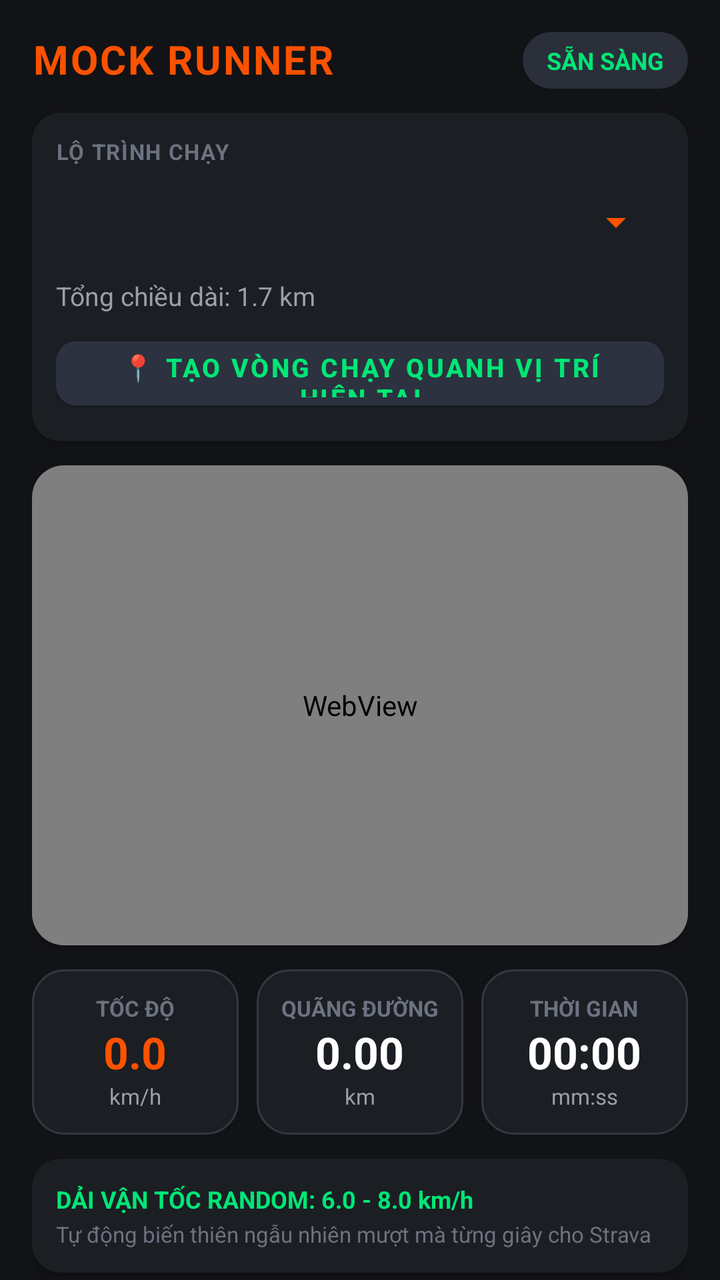
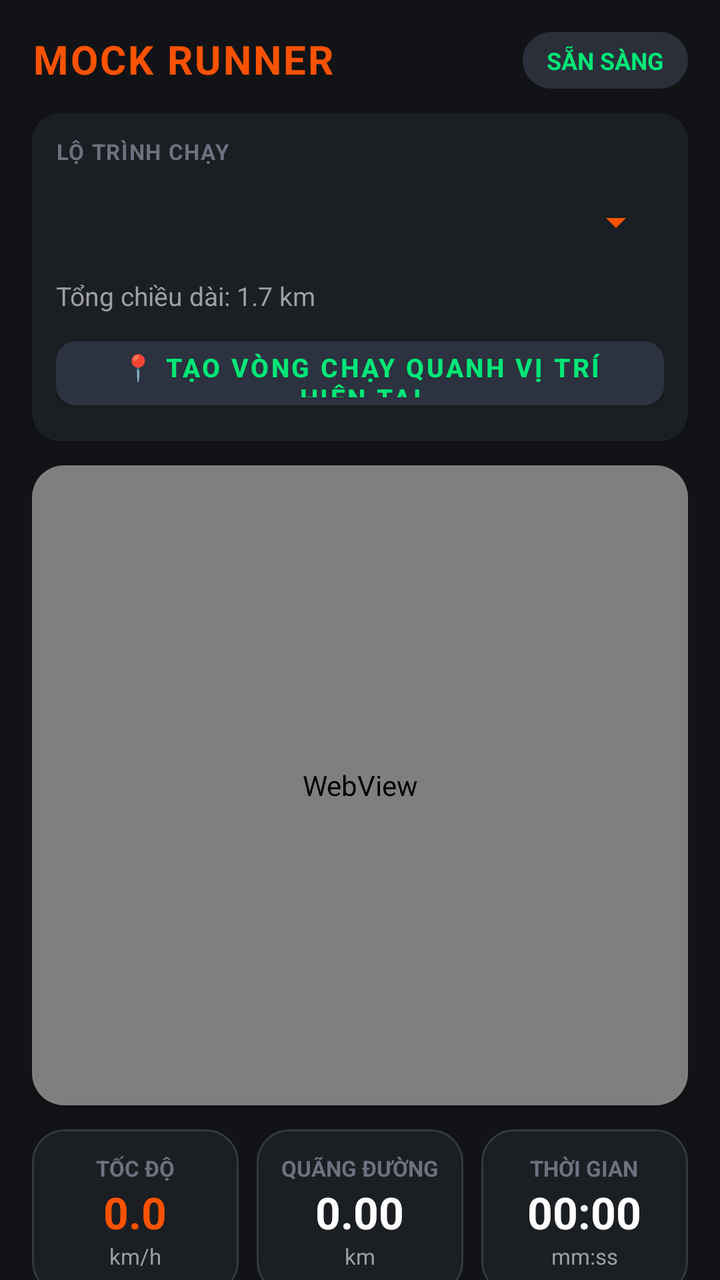

An Android layout rendered at two revisions. The XML below is the earlier revision; the diff shows what the commit changed to produce the second picture.
<!-- AndroidManifest.xml: application theme Theme.MockRunnerApp -->
<!-- res/layout/activity_main.xml -->
<?xml version="1.0" encoding="utf-8"?>
<androidx.coordinatorlayout.widget.CoordinatorLayout 
    xmlns:android="http://schemas.android.com/apk/res/android"
    xmlns:app="http://schemas.android.com/apk/res-auto"
    xmlns:tools="http://schemas.android.com/tools"
    android:layout_width="match_parent"
    android:layout_height="match_parent"
    android:background="@color/bg_dark">

    <androidx.core.widget.NestedScrollView
        android:layout_width="match_parent"
        android:layout_height="match_parent"
        android:fillViewport="true">

        <LinearLayout
            android:layout_width="match_parent"
            android:layout_height="wrap_content"
            android:orientation="vertical"
            android:padding="16dp">

            
            <RelativeLayout
                android:layout_width="match_parent"
                android:layout_height="wrap_content"
                android:layout_marginBottom="12dp">

                <TextView
                    android:id="@+id/tvAppTitle"
                    android:layout_width="wrap_content"
                    android:layout_height="wrap_content"
                    android:text="MOCK RUNNER"
                    android:textColor="@color/accent_orange"
                    android:textSize="20sp"
                    android:textStyle="bold"
                    android:letterSpacing="0.05" />

                <TextView
                    android:id="@+id/tvStatusBadge"
                    android:layout_width="wrap_content"
                    android:layout_height="wrap_content"
                    android:layout_alignParentEnd="true"
                    android:background="@drawable/bg_status_badge"
                    android:text="SẴN SÀNG"
                    android:textColor="@color/status_green"
                    android:textSize="12sp"
                    android:textStyle="bold" />
            </RelativeLayout>

            
            <androidx.cardview.widget.CardView
                android:layout_width="match_parent"
                android:layout_height="wrap_content"
                android:layout_marginBottom="12dp"
                app:cardBackgroundColor="@color/surface_dark"
                app:cardCornerRadius="14dp"
                app:cardElevation="2dp">

                <LinearLayout
                    android:layout_width="match_parent"
                    android:layout_height="wrap_content"
                    android:orientation="vertical"
                    android:padding="12dp">

                    <TextView
                        android:layout_width="wrap_content"
                        android:layout_height="wrap_content"
                        android:text="LỘ TRÌNH CHẠY"
                        android:textColor="@color/text_muted"
                        android:textSize="11sp"
                        android:textStyle="bold"
                        android:letterSpacing="0.05" />

                    <Spinner
                        android:id="@+id/spinnerRoutes"
                        android:layout_width="match_parent"
                        android:layout_height="48dp"
                        android:layout_marginTop="4dp"
                        android:backgroundTint="@color/accent_orange"
                        android:theme="@style/ThemeOverlay.AppCompat.Dark" />

                    <TextView
                        android:id="@+id/tvRouteInfo"
                        android:layout_width="match_parent"
                        android:layout_height="wrap_content"
                        android:layout_marginTop="4dp"
                        android:text="Tổng chiều dài: 1.7 km"
                        android:textColor="@color/text_secondary"
                        android:textSize="13sp" />

                    <com.google.android.material.button.MaterialButton
                        android:id="@+id/btnUseCurrentLocation"
                        android:layout_width="match_parent"
                        android:layout_height="44dp"
                        android:layout_marginTop="8dp"
                        android:backgroundTint="#2C323F"
                        android:text="📍 Tạo vòng chạy quanh vị trí hiện tại"
                        android:textColor="@color/accent_neon_green"
                        android:textSize="13sp"
                        android:textStyle="bold"
                        app:cornerRadius="10dp" />
                </LinearLayout>
            </androidx.cardview.widget.CardView>

            
            <androidx.cardview.widget.CardView
                android:layout_width="match_parent"
                android:layout_height="240dp"
                android:layout_marginBottom="12dp"
                app:cardBackgroundColor="@color/surface_dark"
                app:cardCornerRadius="16dp"
                app:cardElevation="2dp">

                <WebView
                    android:id="@+id/webViewMap"
                    android:layout_width="match_parent"
                    android:layout_height="match_parent" />
            </androidx.cardview.widget.CardView>

            
            <LinearLayout
                android:layout_width="match_parent"
                android:layout_height="wrap_content"
                android:orientation="horizontal"
                android:layout_marginBottom="12dp"
                android:weightSum="3">

                
                <LinearLayout
                    android:layout_width="0dp"
                    android:layout_height="wrap_content"
                    android:layout_weight="1"
                    android:layout_marginEnd="6dp"
                    android:background="@drawable/bg_card"
                    android:gravity="center"
                    android:orientation="vertical"
                    android:padding="12dp">

                    <TextView
                        android:layout_width="wrap_content"
                        android:layout_height="wrap_content"
                        android:text="TỐC ĐỘ"
                        android:textColor="@color/text_muted"
                        android:textSize="11sp"
                        android:textStyle="bold" />

                    <TextView
                        android:id="@+id/tvSpeed"
                        android:layout_width="wrap_content"
                        android:layout_height="wrap_content"
                        android:text="0.0"
                        android:textColor="@color/accent_orange"
                        android:textSize="22sp"
                        android:textStyle="bold" />

                    <TextView
                        android:layout_width="wrap_content"
                        android:layout_height="wrap_content"
                        android:text="km/h"
                        android:textColor="@color/text_secondary"
                        android:textSize="11sp" />
                </LinearLayout>

                
                <LinearLayout
                    android:layout_width="0dp"
                    android:layout_height="wrap_content"
                    android:layout_weight="1"
                    android:layout_marginHorizontal="3dp"
                    android:background="@drawable/bg_card"
                    android:gravity="center"
                    android:orientation="vertical"
                    android:padding="12dp">

                    <TextView
                        android:layout_width="wrap_content"
                        android:layout_height="wrap_content"
                        android:text="QUÃNG ĐƯỜNG"
                        android:textColor="@color/text_muted"
                        android:textSize="11sp"
                        android:textStyle="bold" />

                    <TextView
                        android:id="@+id/tvDistance"
                        android:layout_width="wrap_content"
                        android:layout_height="wrap_content"
                        android:text="0.00"
                        android:textColor="@color/text_primary"
                        android:textSize="22sp"
                        android:textStyle="bold" />

                    <TextView
                        android:layout_width="wrap_content"
                        android:layout_height="wrap_content"
                        android:text="km"
                        android:textColor="@color/text_secondary"
                        android:textSize="11sp" />
                </LinearLayout>

                
                <LinearLayout
                    android:layout_width="0dp"
                    android:layout_height="wrap_content"
                    android:layout_weight="1"
                    android:layout_marginStart="6dp"
                    android:background="@drawable/bg_card"
                    android:gravity="center"
                    android:orientation="vertical"
                    android:padding="12dp">

                    <TextView
                        android:layout_width="wrap_content"
                        android:layout_height="wrap_content"
                        android:text="THỜI GIAN"
                        android:textColor="@color/text_muted"
                        android:textSize="11sp"
                        android:textStyle="bold" />

                    <TextView
                        android:id="@+id/tvDuration"
                        android:layout_width="wrap_content"
                        android:layout_height="wrap_content"
                        android:text="00:00"
                        android:textColor="@color/text_primary"
                        android:textSize="22sp"
                        android:textStyle="bold" />

                    <TextView
                        android:layout_width="wrap_content"
                        android:layout_height="wrap_content"
                        android:text="mm:ss"
                        android:textColor="@color/text_secondary"
                        android:textSize="11sp" />
                </LinearLayout>
            </LinearLayout>

            
            <androidx.cardview.widget.CardView
                android:layout_width="match_parent"
                android:layout_height="wrap_content"
                android:layout_marginBottom="16dp"
                app:cardBackgroundColor="@color/surface_dark"
                app:cardCornerRadius="14dp"
                app:cardElevation="2dp">

                <LinearLayout
                    android:layout_width="match_parent"
                    android:layout_height="wrap_content"
                    android:orientation="vertical"
                    android:padding="12dp">

                    <TextView
                        android:id="@+id/tvSpeedRangeTitle"
                        android:layout_width="wrap_content"
                        android:layout_height="wrap_content"
                        android:text="DẢI VẬN TỐC RANDOM: 6.0 - 8.0 km/h"
                        android:textColor="@color/accent_neon_green"
                        android:textSize="12sp"
                        android:textStyle="bold" />

                    <TextView
                        android:layout_width="wrap_content"
                        android:layout_height="wrap_content"
                        android:layout_marginTop="2dp"
                        android:text="Tự động biến thiên ngẫu nhiên mượt mà từng giây cho Strava"
                        android:textColor="@color/text_muted"
                        android:textSize="11sp" />
                </LinearLayout>
            </androidx.cardview.widget.CardView>

            
            <LinearLayout
                android:layout_width="match_parent"
                android:layout_height="wrap_content"
                android:orientation="vertical">

                <com.google.android.material.button.MaterialButton
                    android:id="@+id/btnStartResume"
                    android:layout_width="match_parent"
                    android:layout_height="56dp"
                    android:backgroundTint="@color/accent_orange"
                    android:text="BẮT ĐẦU CHẠY"
                    android:textColor="@color/white"
                    android:textSize="16sp"
                    android:textStyle="bold"
                    app:cornerRadius="14dp"
                    app:icon="@drawable/ic_play"
                    app:iconGravity="textStart" />

                <LinearLayout
                    android:id="@+id/layoutRunningActions"
                    android:layout_width="match_parent"
                    android:layout_height="wrap_content"
                    android:layout_marginTop="8dp"
                    android:orientation="horizontal"
                    android:visibility="gone">

                    <com.google.android.material.button.MaterialButton
                        android:id="@+id/btnPause"
                        android:layout_width="0dp"
                        android:layout_height="50dp"
                        android:layout_weight="1"
                        android:layout_marginEnd="6dp"
                        android:backgroundTint="@color/card_dark"
                        android:text="TẠM DỪNG"
                        android:textColor="@color/text_primary"
                        app:cornerRadius="12dp"
                        app:icon="@drawable/ic_pause"
                        app:iconGravity="textStart" />

                    <com.google.android.material.button.MaterialButton
                        android:id="@+id/btnStop"
                        android:layout_width="0dp"
                        android:layout_height="50dp"
                        android:layout_weight="1"
                        android:layout_marginStart="6dp"
                        android:backgroundTint="@color/status_red"
                        android:text="KẾT THÚC"
                        android:textColor="@color/white"
                        app:cornerRadius="12dp"
                        app:icon="@drawable/ic_stop"
                        app:iconGravity="textStart" />
                </LinearLayout>
            </LinearLayout>

            
            <TextView
                android:id="@+id/btnOpenDevSettings"
                android:layout_width="match_parent"
                android:layout_height="wrap_content"
                android:layout_marginTop="16dp"
                android:gravity="center"
                android:text="⚙ Mở Cài đặt nhà phát triển (Chọn ứng dụng vị trí giả)"
                android:textColor="@color/accent_blue"
                android:textSize="13sp"
                android:padding="8dp" />

        </LinearLayout>
    </androidx.core.widget.NestedScrollView>

</androidx.coordinatorlayout.widget.CoordinatorLayout>
<!-- resources referenced by this layout -->
<resources>
  <color name="accent_blue">#00B0FF</color>
  <color name="accent_neon_green">#00E676</color>
  <color name="accent_orange">#FC5200</color>
  <color name="bg_dark">#121316</color>
  <color name="card_dark">#23272F</color>
  <color name="status_green">#00E676</color>
  <color name="status_red">#FF5252</color>
  <color name="surface_dark">#1B1E23</color>
  <color name="text_muted">#6C727F</color>
  <color name="text_primary">#FFFFFF</color>
  <color name="text_secondary">#9E9EA7</color>
  <color name="white">#FFFFFFFF</color>
  <!-- drawable bg_card (drawable) -->
  <?xml version="1.0" encoding="utf-8"?>
  <shape xmlns:android="http://schemas.android.com/apk/res/android"
      android:shape="rectangle">
      <solid android:color="@color/surface_dark" />
      <stroke
          android:width="1dp"
          android:color="@color/card_border" />
      <corners android:radius="16dp" />
  </shape>
  <!-- drawable bg_status_badge (drawable) -->
  <?xml version="1.0" encoding="utf-8"?>
  <shape xmlns:android="http://schemas.android.com/apk/res/android"
      android:shape="rectangle">
      <solid android:color="#2A2F3A" />
      <corners android:radius="20dp" />
      <padding
          android:left="12dp"
          android:top="6dp"
          android:right="12dp"
          android:bottom="6dp" />
  </shape>
  <!-- drawable ic_pause (drawable) -->
  <vector xmlns:android="http://schemas.android.com/apk/res/android"
      android:width="24dp"
      android:height="24dp"
      android:viewportWidth="24"
      android:viewportHeight="24">
      <path
          android:fillColor="@color/white"
          android:pathData="M6,19h4V5H6v14zm8,-14v14h4V5h-4z"/>
  </vector>
  <!-- drawable ic_play (drawable) -->
  <vector xmlns:android="http://schemas.android.com/apk/res/android"
      android:width="24dp"
      android:height="24dp"
      android:viewportWidth="24"
      android:viewportHeight="24">
      <path
          android:fillColor="@color/white"
          android:pathData="M8,5v14l11,-7z"/>
  </vector>
  <!-- drawable ic_stop (drawable) -->
  <vector xmlns:android="http://schemas.android.com/apk/res/android"
      android:width="24dp"
      android:height="24dp"
      android:viewportWidth="24"
      android:viewportHeight="24">
      <path
          android:fillColor="@color/white"
          android:pathData="M6,6h12v12H6z"/>
  </vector>
  <style name="Theme.MockRunnerApp" parent="Theme.MaterialComponents.DayNight.NoActionBar">
          
          <item name="colorPrimary">@color/accent_orange</item>
          <item name="colorPrimaryVariant">#D84300</item>
          <item name="colorOnPrimary">@color/white</item>
          
          <item name="colorSecondary">@color/accent_neon_green</item>
          <item name="colorSecondaryVariant">#00C853</item>
          <item name="colorOnSecondary">@color/black</item>
          
          <item name="android:statusBarColor">@color/bg_dark</item>
          <item name="android:windowLightStatusBar">false</item>
          <item name="android:windowBackground">@color/bg_dark</item>
      </style>
  <color name="card_border">#333842</color>
  <color name="black">#FF000000</color>
</resources>

<!-- the commit's change to res/layout/activity_main.xml (unified diff, before → after) -->
@@ -104,7 +104,7 @@
             
             <androidx.cardview.widget.CardView
                 android:layout_width="match_parent"
-                android:layout_height="240dp"
+                android:layout_height="320dp"
                 android:layout_marginBottom="12dp"
                 app:cardBackgroundColor="@color/surface_dark"
                 app:cardCornerRadius="16dp"
